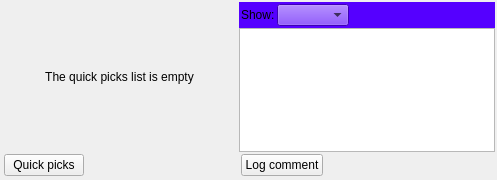
Before: the Qt Designer form Src.QT/tt3-gui/MyDayManager.ui in akapustiatyahoocouk/TimeTracker3, drawn with Qt 5.
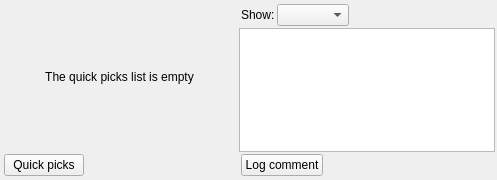
After: the same form once the commit is applied. Icons and pictures are not drawn.

```diff
--- a/Src.QT/tt3-gui/MyDayManager.ui
+++ b/Src.QT/tt3-gui/MyDayManager.ui
@@ -171,7 +171,7 @@
       <item row="0" column="0">
        <widget class="QWidget" name="filterPanel" native="true">
         <property name="styleSheet">
-         <string notr="true">background-color: rgb(85, 0, 255);</string>
+         <string notr="true"/>
         </property>
         <layout class="QGridLayout" name="gridLayout_2">
          <property name="leftMargin">
```
Left out of the diff: 17 changed lines with no effect on the pictures.
